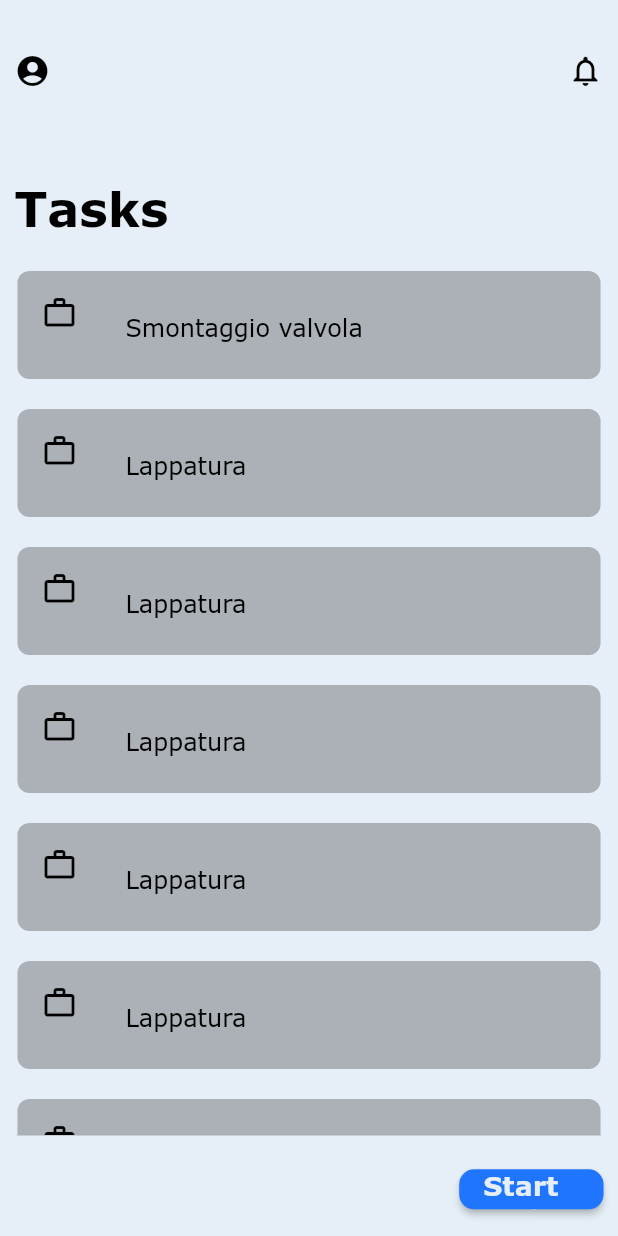
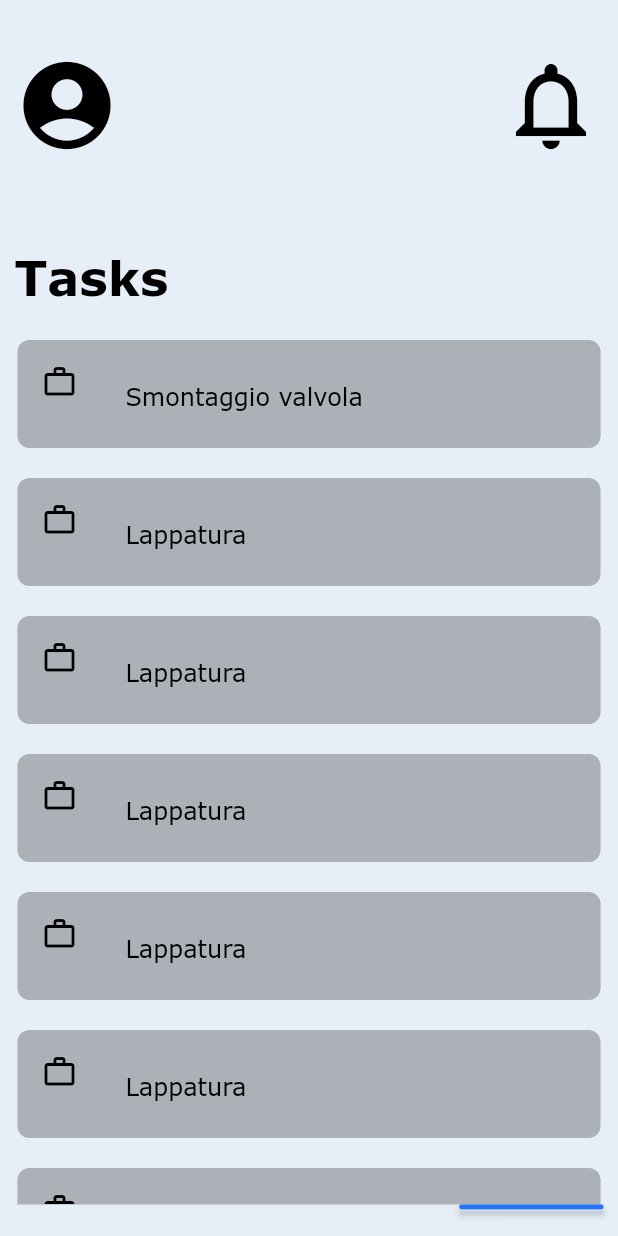
Before and after one commit to AlessioCasolaro/Smart_Assistant-EMAD22-23, a Flutter app: the TaskListPage screen opened by its route, on a phone screen of 412 x 824 dp. Run offline on Flutter 3.47's test engine with Material 2 defaults, Android fonts, the phone set to English and light mode, and no system bars; our stand-ins replace flutter_chat_types, flutter_chat_ui, flutter_native_splash, flutter_screenutil; missing offline and left inert: dart:ffi, qr_code_scanner, syncfusion_flutter_pdfviewer.

Commit message:
bugfix
Co-Authored-By: Alessio Casolaro <65906352+AlessioCasolaro@users.noreply.github.com>
Co-Authored-By: Giulio Triggiani <69469718+GiulioTriggiani@users.noreply.github.com>
Co-Authored-By: domenico d'alessandro <74026981+domenicodale@users.noreply.github.com>

```diff
--- a/smart_assistant/lib/features/qr/qrScanner.dart
+++ b/smart_assistant/lib/features/qr/qrScanner.dart
@@ -1,6 +1,7 @@
 import 'package:flutter/material.dart';
 import 'package:flutter_screenutil/flutter_screenutil.dart';
 import 'package:qr_code_scanner/qr_code_scanner.dart';
+import 'package:smart_assistant/features/task_list/classes/Response.dart';
 import 'package:smart_assistant/shared/res/res.dart';
 import 'package:smart_assistant/shared/widgets/button.dart';
 import 'dart:developer';
@@ -8,7 +9,7 @@ import 'dart:io';
 import '../../core/navigator.dart';
 
 class QRScanner extends StatefulWidget {
-  const QRScanner({Key? key}) : super(key: key);
+  const QRScanner({Key? key, Attivita? selectedAttivita}) : super(key: key);
 
   @override
   State<StatefulWidget> createState() => _QRScannerState();
@@ -32,7 +33,7 @@ class _QRScannerState extends State<QRScanner> {
 
   @override
   Widget build(BuildContext context) {
-    const String qrInput = "TAI 200";
+    const String qrInput = 'https://flutter.dev';
     return Scaffold(
       body: Column(
         children: <Widget>[
--- a/smart_assistant/lib/features/task_list/view/TaskListPage.dart
+++ b/smart_assistant/lib/features/task_list/view/TaskListPage.dart
@@ -1,18 +1,18 @@
-import 'dart:developer';
-
+import 'package:smart_assistant/features/qr/qrScanner.dart';
 import 'package:smart_assistant/features/task_list/classes/Response.dart';
 import 'package:smart_assistant/features/task_list/widget/TaskList.dart';
 import 'package:flutter_screenutil/flutter_screenutil.dart';
 import '../../../../shared/res/res.dart';
 import 'package:flutter/material.dart';
-import 'package:flutter/services.dart';
-import 'dart:convert';
 
 class TaskListPage extends StatefulWidget {
   const TaskListPage({Key? key}) : super(key: key);
 
   @override
   _TaskListPageState createState() => _TaskListPageState();
+
+  static _TaskListPageState? of(BuildContext context) =>
+      context.findAncestorStateOfType<_TaskListPageState>();
 }
 
 class DataFromResponse {
@@ -28,18 +28,7 @@ class DataFromResponse {
 
 class _TaskListPageState extends State<TaskListPage> {
   List<Attivita> attivitas = [];
-
-  static List<Map<String, dynamic>> jsonResponse =
-      List<Map<String, dynamic>>.generate(
-    10,
-    (index) => {
-      'codiceAttivita': '$index',
-      'descrizione': 'descrizione $index',
-      'durataPrevista': '$index',
-      'priorita': 'priorita $index',
-      'nome': 'nome $index',
-    },
-  );
+  int selectedIndex = 999;
 
   void getAttivitas() async {
     await DataFromResponse.getDataLocally(context).then((value) {
@@ -47,17 +36,10 @@ class _TaskListPageState extends State<TaskListPage> {
         attivitas = value.data.attivitas;
       });
     });
-    /*List<Attivita?> listAttivitas = [];
-  int length = data?.data?.attivitas?.length ?? 0;
-  for (var i = 0; i < length; i++) {
-    final attivita = data?.data?.attivitas?.elementAt(i);
-    listAttivitas.add(attivita);
-  }
-  attivitas = listAttivitas as List<Attivita>;*/
   }
 
   @override
-  Widget build(BuildContext) {
+  Widget build(BuildContext context) {
     getAttivitas();
     return Scaffold(
       backgroundColor: SmartAssistantColors.secondary,
@@ -72,6 +54,7 @@ class _TaskListPageState extends State<TaskListPage> {
                   onTap: () => null,
                   child: Icon(
                     Icons.account_circle,
+                    size: 70,
                     color: SmartAssistantColors.black,
                   ),
                 ),
@@ -79,6 +62,7 @@ class _TaskListPageState extends State<TaskListPage> {
                   onTap: () => null,
                   child: Icon(
                     Icons.notifications_outlined,
+                    size: 70,
                     color: SmartAssistantColors.black,
                   ),
                 ),
@@ -103,8 +87,9 @@ class _TaskListPageState extends State<TaskListPage> {
             const SizedBox(
               height: 20,
             ),
-            TaskList(attivitas: attivitas),
-            //align button to the bottom
+            TaskList(
+                callback: (index) => setState(() => selectedIndex = index),
+                attivitas: attivitas),
             Expanded(
               child: Align(
                 alignment: Alignment.bottomRight,
@@ -119,9 +104,18 @@ class _TaskListPageState extends State<TaskListPage> {
                         borderRadius: BorderRadius.circular(10),
                       ),
                     ),
-                    onPressed: () => null,
+                    onPressed: () {
+                      var toPass = attivitas[selectedIndex];
+                      Navigator.push(
+                        context,
+                        MaterialPageRoute(
+                          builder: (context) => const QRScanner(
+                              key: null, selectedAttivita: toPass),
+                        ),
+                      );
+                    },
                     child: const Text(
-                      'Start task',
+                      'Scan QR Code',
                       style: TextStyle(
                         fontSize: 18,
                         fontWeight: FontWeight.w700,
--- a/smart_assistant/lib/features/task_list/widget/TaskList.dart
+++ b/smart_assistant/lib/features/task_list/widget/TaskList.dart
@@ -1,23 +1,20 @@
 import 'package:flutter/material.dart';
 import 'package:flutter_screenutil/flutter_screenutil.dart';
 import 'package:smart_assistant/features/task_list/classes/Response.dart';
-//import 'pdfView.dart';
 import '../../../../shared/res/res.dart';
+import '../view/TaskListPage.dart';
+
+typedef void StringCallback(int index);
 
 class TaskList extends StatefulWidget {
   List<Attivita> attivitas = [];
-  //List<Map<String, dynamic>> taskJson;
-  //List<Task> taskList = <Task>[];
+  final StringCallback callback;
 
   TaskList({
     super.key,
     required this.attivitas,
-  }) {
-    /*for (var i = 0; i < taskJson.length; i++) {
-      taskList = List<Task>.generate(
-          taskJson.length, (i) => Task.fromJson(taskJson[i]));
-    } */
-  }
+    required this.callback,
+  }) {}
 
   @override
   State<TaskList> createState() => _TaskListState();
@@ -29,7 +26,7 @@ class _TaskListState extends State<TaskList> {
   @override
   Widget build(BuildContext context) {
     setState(() {
-      if(_selected.length != widget.attivitas.length) {
+      if (_selected.length != widget.attivitas.length) {
         _selected = List<bool>.generate(widget.attivitas.length, (i) => false);
       }
     });
@@ -60,6 +57,7 @@ class _TaskListState extends State<TaskList> {
               ),
               onTap: () {
                 setState(() {
+                  TaskListPage.of(context)?.selectedIndex = index;
                   for (var i = 0; i < widget.attivitas.length; i++) {
                     if (i == index) {
                       _selected[i] = true;
```
